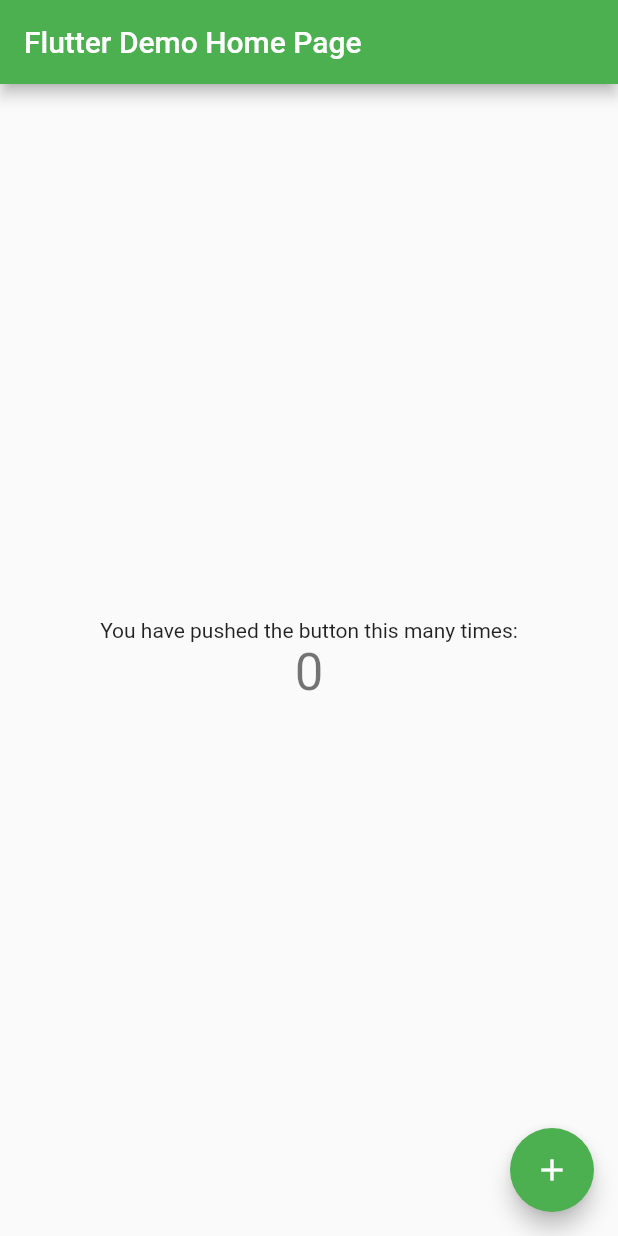
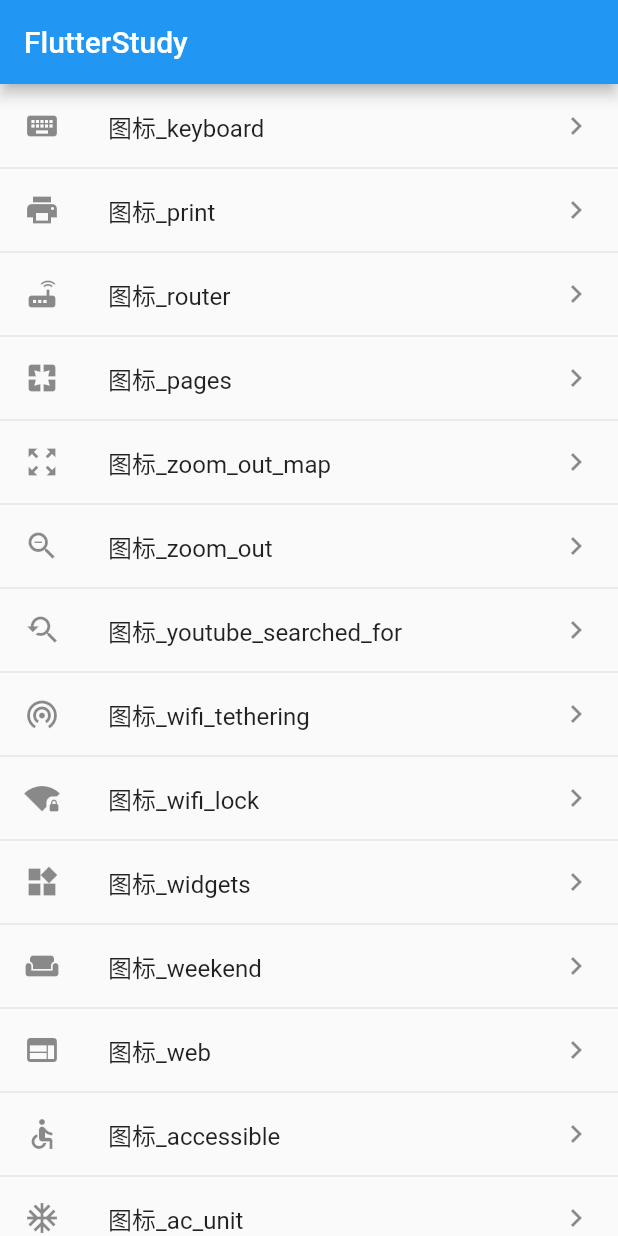
Before and after one commit to wanglu1209/FlutterStudy, a Flutter app: the screen it shows after launch, on a phone screen of 412 x 824 dp. Run offline on Flutter 3.47's test engine with Material 2 defaults, Android fonts, the phone set to English and light mode, and no system bars; our stand-ins replace dio; network calls fail.

Commit message:
ListView的第一种写法，ListTile 增加了dio，网络请求

```diff
--- /dev/null
+++ b/lib/listview.dart
@@ -0,0 +1,87 @@
+import 'package:flutter/material.dart';
+
+class MyListTile extends StatelessWidget {
+// 字段意思和数据转载自：https://www.jianshu.com/p/d8755183656b
+
+// const ListTile({
+//     Key key,
+//     this.leading,              // item 前置图标
+//     this.title,                // item 标题
+//     this.subtitle,             // item 副标题
+//     this.trailing,             // item 后置图标
+//     this.isThreeLine = false,  // item 是否三行显示
+//     this.dense,                // item 直观感受是整体大小
+//     this.contentPadding,       // item 内容内边距
+//     this.enabled = true,
+//     this.onTap,                // item onTap 点击事件
+//     this.onLongPress,          // item onLongPress 长按事件
+//     this.selected = false,     // item 是否选中状态
+// })
+
+// 首先造数据
+  final List<String> strItems = <String>[
+    '图标_keyboard',
+    '图标_print',
+    '图标_router',
+    '图标_pages',
+    '图标_zoom_out_map',
+    '图标_zoom_out',
+    '图标_youtube_searched_for',
+    '图标_wifi_tethering',
+    '图标_wifi_lock',
+    '图标_widgets',
+    '图标_weekend',
+    '图标_web',
+    '图标_accessible',
+    '图标_ac_unit',
+  ];
+
+  final List<Icon> iconItems = <Icon>[
+    new Icon(Icons.keyboard),
+    new Icon(Icons.print),
+    new Icon(Icons.router),
+    new Icon(Icons.pages),
+    new Icon(Icons.zoom_out_map),
+    new Icon(Icons.zoom_out),
+    new Icon(Icons.youtube_searched_for),
+    new Icon(Icons.wifi_tethering),
+    new Icon(Icons.wifi_lock),
+    new Icon(Icons.widgets),
+    new Icon(Icons.weekend),
+    new Icon(Icons.web),
+    new Icon(Icons.accessible),
+    new Icon(Icons.ac_unit),
+  ];
+
+  @override
+  Widget build(BuildContext context) {
+    // ListTile
+    var _listview = <Widget>[];
+    for (var i = 0; i < iconItems.length; i++) {
+      _listview.add(ListTile(
+        leading: iconItems[i],
+        title: Text(
+          strItems[i],
+          style: TextStyle(fontSize: 16.0),
+        ),
+        trailing: Icon(Icons.keyboard_arrow_right),
+        onTap: () {
+          // 点击弹出Dialog
+          showDialog(
+              context: context,
+              builder: (BuildContext context) {
+                return AlertDialog(
+                  title: Text('Demo'),
+                  content: Text('${strItems[i]}'),
+                );
+              });
+        },
+      ));
+    }
+    return ListView(
+      children:
+          // 添加分割线，可选属性：color
+          ListTile.divideTiles(context: context, tiles: _listview).toList(),
+    );
+  }
+}
--- a/lib/main.dart
+++ b/lib/main.dart
@@ -1,111 +1,37 @@
 import 'package:flutter/material.dart';
+import 'listview.dart';
+import 'package:dio/dio.dart';
+import 'dart:io';
 
-void main() => runApp(MyApp());
+void main() {
+  runApp(MyApp());
+}
 
 class MyApp extends StatelessWidget {
-  // This widget is the root of your application.
   @override
   Widget build(BuildContext context) {
+    request();
     return MaterialApp(
+      debugShowCheckedModeBanner: false,
       title: 'Flutter Demo',
       theme: ThemeData(
-        // This is the theme of your application.
-        //
-        // Try running your application with "flutter run". You'll see the
-        // application has a blue toolbar. Then, without quitting the app, try
-        // changing the primarySwatch below to Colors.green and then invoke
-        // "hot reload" (press "r" in the console where you ran "flutter run",
-        // or simply save your changes to "hot reload" in a Flutter IDE).
-        // Notice that the counter didn't reset back to zero; the application
-        // is not restarted.
-        primarySwatch: Colors.green,
+        primarySwatch: Colors.blue,
       ),
-      home: MyHomePage(title: 'Flutter Demo Home Page'),
+      home: Scaffold(
+        appBar: AppBar(
+          title: Text('FlutterStudy'),
+        ),
+        body: MyListTile(),
+      ),
     );
   }
-}
 
-class MyHomePage extends StatefulWidget {
-  MyHomePage({Key key, this.title}) : super(key: key);
-
-  // This widget is the home page of your application. It is stateful, meaning
-  // that it has a State object (defined below) that contains fields that affect
-  // how it looks.
-
-  // This class is the configuration for the state. It holds the values (in this
-  // case the title) provided by the parent (in this case the App widget) and
-  // used by the build method of the State. Fields in a Widget subclass are
-  // always marked "final".
-
-  final String title;
-
-  @override
-  _MyHomePageState createState() => _MyHomePageState();
-}
-
-class _MyHomePageState extends State<MyHomePage> {
-  int _counter = 0;
-
-  void _incrementCounter() {
-    setState(() {
-      // This call to setState tells the Flutter framework that something has
-      // changed in this State, which causes it to rerun the build method below
-      // so that the display can reflect the updated values. If we changed
-      // _counter without calling setState(), then the build method would not be
-      // called again, and so nothing would appear to happen.
-      _counter++;
-    });
-  }
-
-  @override
-  Widget build(BuildContext context) {
-    // This method is rerun every time setState is called, for instance as done
-    // by the _incrementCounter method above.
-    //
-    // The Flutter framework has been optimized to make rerunning build methods
-    // fast, so that you can just rebuild anything that needs updating rather
-    // than having to individually change instances of widgets.
-    return Scaffold(
-      appBar: AppBar(
-        // Here we take the value from the MyHomePage object that was created by
-        // the App.build method, and use it to set our appbar title.
-        title: Text(widget.title),
-      ),
-      body: Center(
-        // Center is a layout widget. It takes a single child and positions it
-        // in the middle of the parent.
-        child: Column(
-          // Column is also layout widget. It takes a list of children and
-          // arranges them vertically. By default, it sizes itself to fit its
-          // children horizontally, and tries to be as tall as its parent.
-          //
-          // Invoke "debug painting" (press "p" in the console, choose the
-          // "Toggle Debug Paint" action from the Flutter Inspector in Android
-          // Studio, or the "Toggle Debug Paint" command in Visual Studio Code)
-          // to see the wireframe for each widget.
-          //
-          // Column has various properties to control how it sizes itself and
-          // how it positions its children. Here we use mainAxisAlignment to
-          // center the children vertically; the main axis here is the vertical
-          // axis because Columns are vertical (the cross axis would be
-          // horizontal).
-          mainAxisAlignment: MainAxisAlignment.center,
-          children: <Widget>[
-            Text(
-              'You have pushed the button this many times:',
-            ),
-            Text(
-              '$_counter',
-              style: Theme.of(context).textTheme.display1,
-            ),
-          ],
-        ),
-      ),
-      floatingActionButton: FloatingActionButton(
-        onPressed: _incrementCounter,
-        tooltip: 'Increment',
-        child: Icon(Icons.add),
-      ), // This trailing comma makes auto-formatting nicer for build methods.
-    );
+  /// 尝试一下网络请求
+  /// 因Dart是单线程语言，所以网络请求要用异步来处理
+  /// async要加到方法后面，表示这个方法内部有需要延迟执行的代码
+  request() async {
+    var dio = Dio();
+    var response = await dio.get('http://www.baidu.com');
+    print(response.data);
   }
 }
--- a/pubspec.yaml
+++ b/pubspec.yaml
@@ -1,4 +1,4 @@
-name: flutter_study
+name: FlutterStudy
 description: A new Flutter project.
 
 # The following defines the version and build number for your application.
@@ -19,10 +19,12 @@ dependencies:
   # The following adds the Cupertino Icons font to your application.
   # Use with the CupertinoIcons class for iOS style icons.
   cupertino_icons: ^0.1.2
+  dio: ^1.0.9
 
 dev_dependencies:
   flutter_test:
     sdk: flutter
+
 
 
 # For information on the generic Dart part of this file, see the
```
Also changed, not shown: pubspec.lock, 2 other files.
